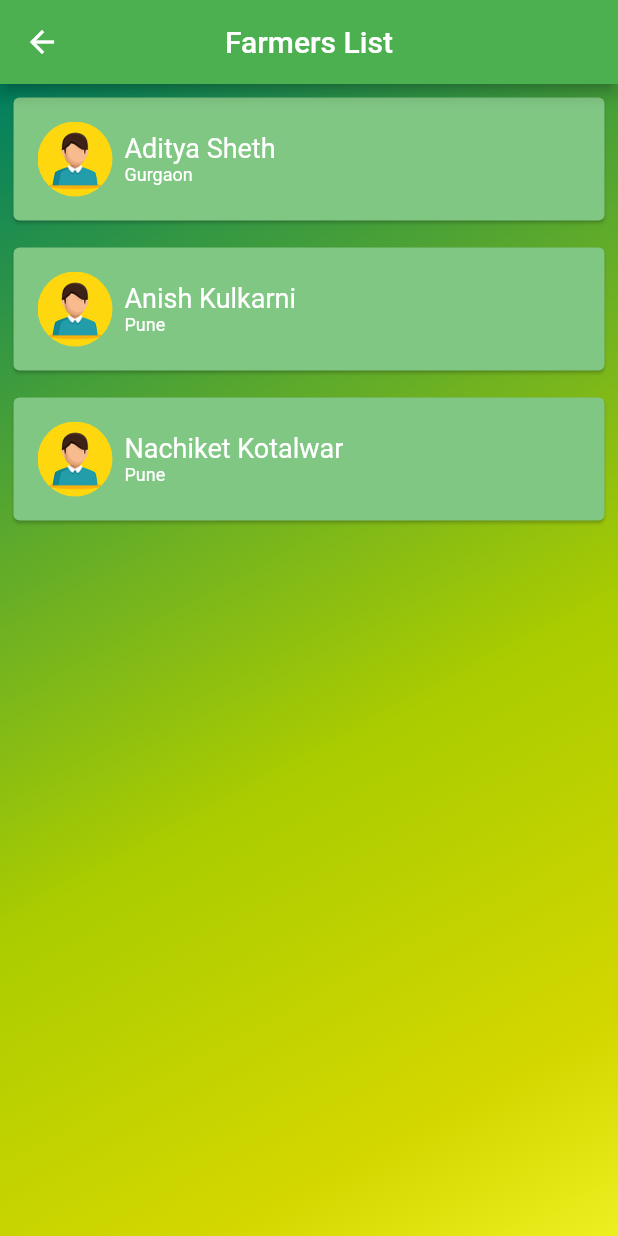
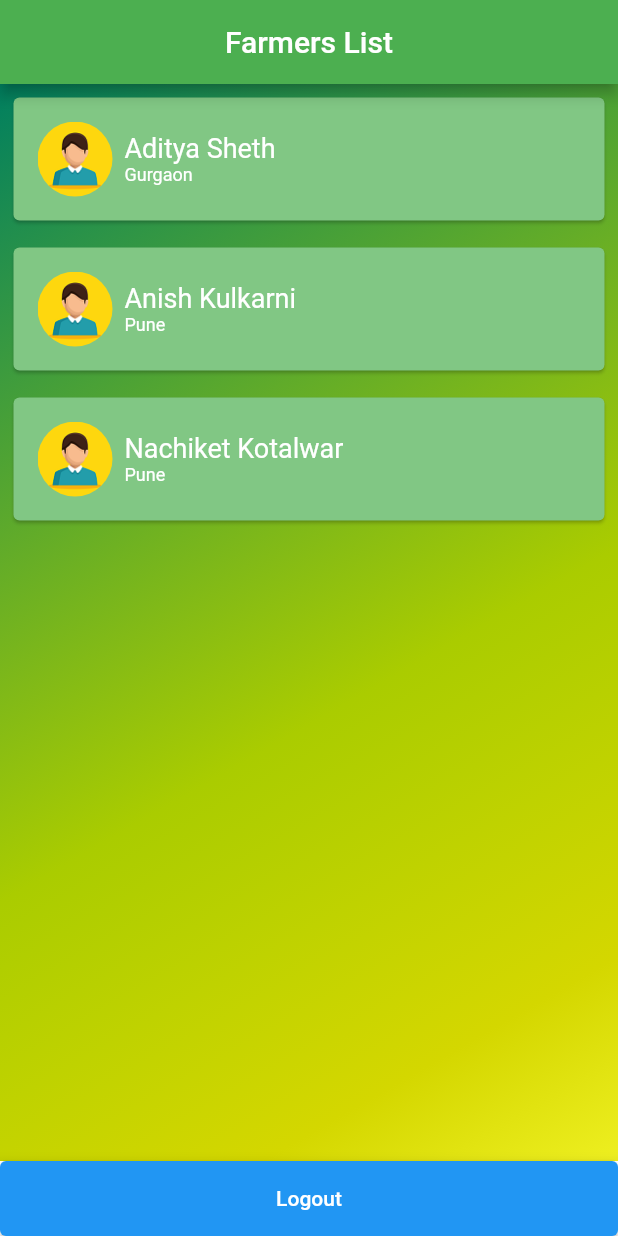
Before and after one commit to Parzival-009/KSKT, a Flutter app: the HomeScreen screen opened directly, on a phone screen of 412 x 824 dp. Run offline on Flutter 3.47's test engine with Material 2 defaults, Android fonts, the phone set to English and light mode, and no system bars; our stand-ins replace firebase_auth, firebase_core, font_awesome_flutter, google_sign_in; accounts and stored records are empty.

Commit message:
logo added, logout button added

```diff
--- a/lib/screens/home_screen.dart
+++ b/lib/screens/home_screen.dart
@@ -83,14 +83,34 @@ class _HomeScreenState extends State<HomeScreen> {
         title: const Text('Farmers List'),
         centerTitle: true,
         backgroundColor: Colors.green,
+        automaticallyImplyLeading: false,
 
       ),
-      body: Container(
-        decoration: BoxDecoration(
-            gradient: colorScheme()),
-        child: Column(
-          children: f.map((farmer) => farmerCard(farmer)).toList(),
-        ),
+      body:
+          Container(
+          decoration: BoxDecoration(
+              gradient: colorScheme()),
+          child: Column(
+            children: f.map((farmer) => farmerCard(farmer)).toList(),
+          ),
+      ),
+      bottomNavigationBar: BottomAppBar(
+
+        child: SizedBox(
+          height: 50,
+          child: ElevatedButton(
+
+            onPressed:  () {
+            FirebaseAuth.instance.signOut().then((value) {
+              print("Signed Out");
+              Navigator.push(context,
+                  MaterialPageRoute(builder: (context) => const SignInScreen()));
+            });
+          },
+            child: const Text("Logout"),),
+        )
+
+        ,
       ),
     );
   }
```
Also changed, not shown: 2 other files.
